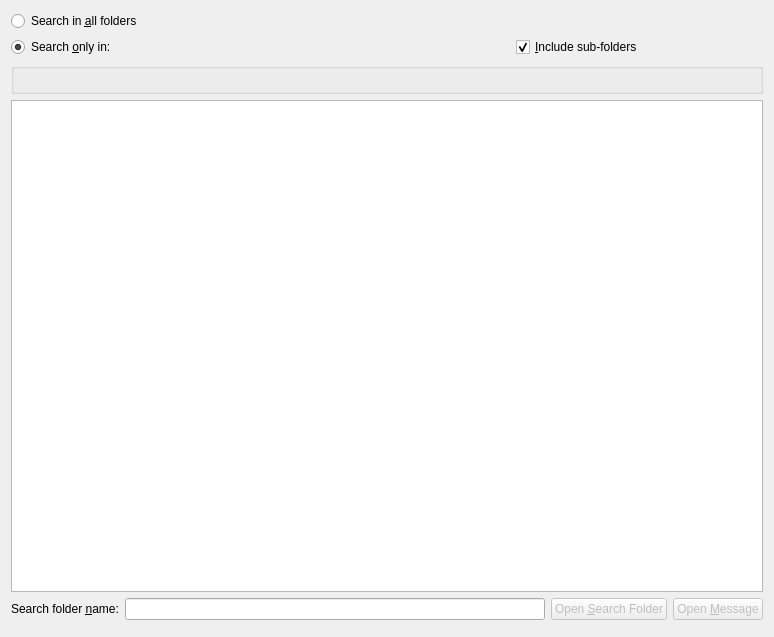
The window that kmail/ui/searchwindow.ui (KDE/kdepim) describes before a commit, drawn with Qt 5.
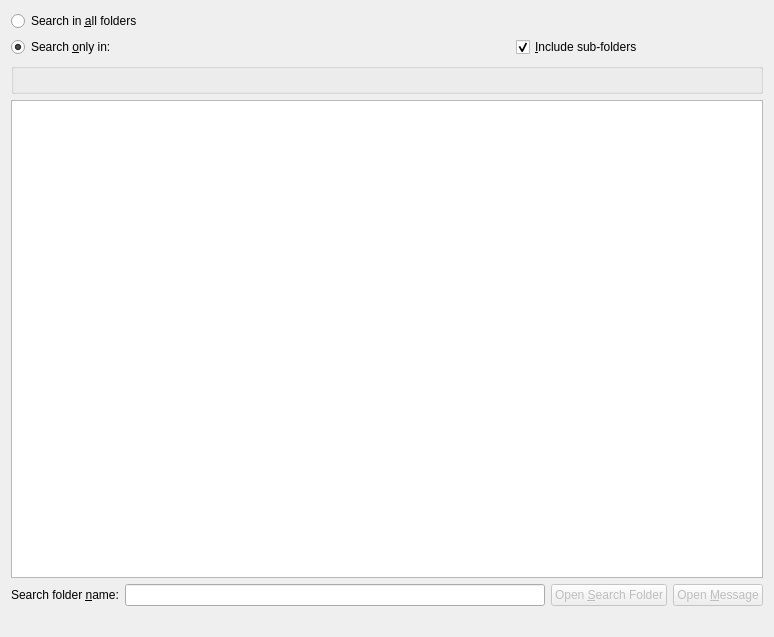
The same window after the commit. Custom widgets are drawn as their Qt base class.

Commit message: Replace KStatusBar with a QLabel

What changed in the file:
```diff
--- a/kmail/ui/searchwindow.ui
+++ b/kmail/ui/searchwindow.ui
@@ -127,7 +127,11 @@
     </layout>
    </item>
    <item>
-    <widget class="KStatusBar" name="mStatusBar" native="true"/>
+    <widget class="QLabel" name="mStatusLbl">
+     <property name="text">
+      <string/>
+     </property>
+    </widget>
    </item>
   </layout>
  </widget>
@@ -159,12 +163,6 @@
    <extends>QTreeView</extends>
    <header location="global">Akonadi/EntityTreeView</header>
   </customwidget>
-  <customwidget>
-   <class>KStatusBar</class>
-   <extends>QWidget</extends>
-   <header location="global">KStatusBar</header>
-   <container>1</container>
-  </customwidget>
  </customwidgets>
  <resources/>
  <connections>
```
The commit also changes 2 other files.
